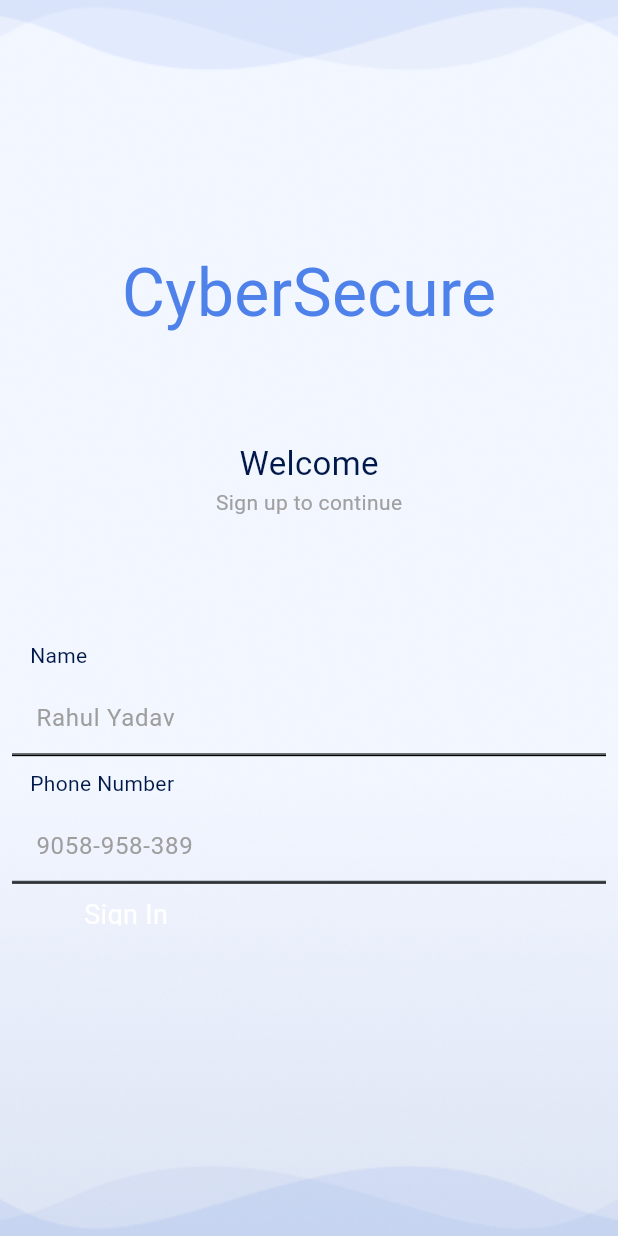
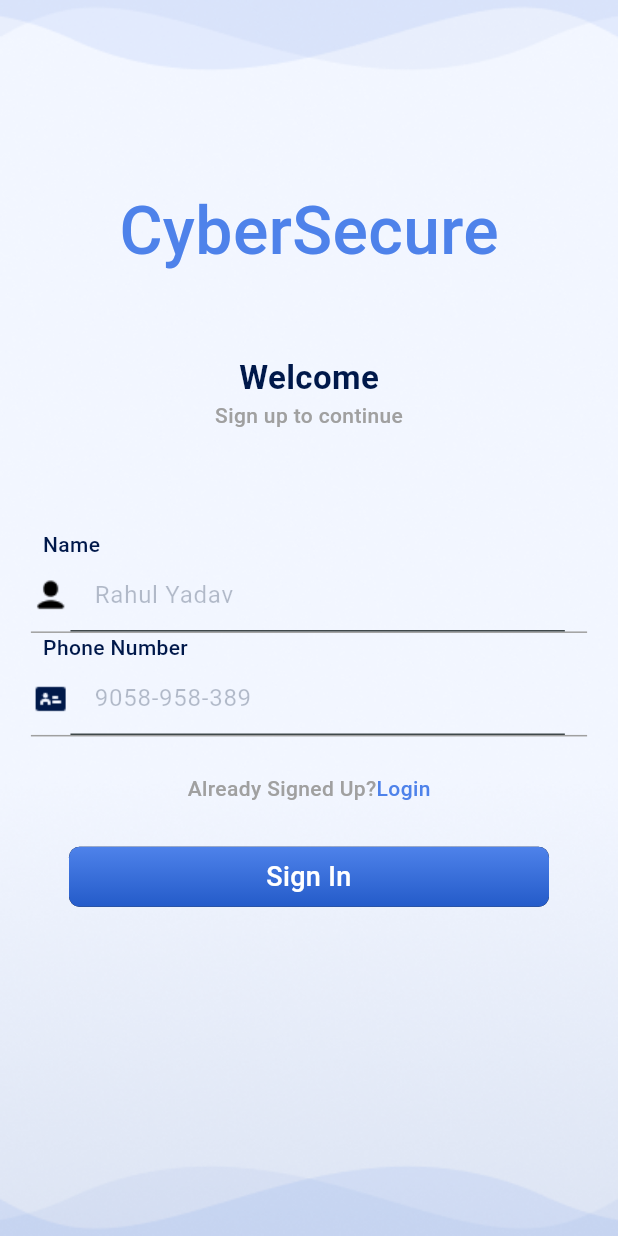
Before and after one commit to yadavrahul818980/RJPOLICE_HACK_1098_CyberSecure_9, a Flutter app: the Login screen opened directly, on a phone screen of 412 x 824 dp. Run offline on Flutter 3.47's test engine with Material 3 defaults, Android fonts, the phone set to English and light mode, and no system bars; our stand-ins replace pinput; Roboto replaces fonts that are missing (Poppins).

Commit message:
screen updated(login screen ui done,otp screen ui done)

```diff
--- a/lib/main.dart
+++ b/lib/main.dart
@@ -2,6 +2,7 @@ import 'package:flutter/material.dart';
 // import 'dart:html';
 import 'package:cyber_secure/screens/splash_screen.dart';
 import 'package:cyber_secure/screens/loginscreen.dart';
+import 'package:cyber_secure/screens/otpVerification.dart';
 
 void main() {
   runApp(const MyApp());
@@ -21,7 +22,7 @@ class MyApp extends StatelessWidget {
             seedColor: const Color.fromARGB(255, 255, 255, 255)),
         useMaterial3: true,
       ),
-      home: Login(),
+      home: otpVerification(),
       // home: const MyHomePage(title: 'Flutter Demo Home Page'),
     );
   }
--- a/lib/screens/loginscreen.dart
+++ b/lib/screens/loginscreen.dart
@@ -29,21 +29,6 @@ class _LoginState extends State<Login> {
             ))
       ],
     );
-    // return Stack(
-    //     children:[
-    //       BackgroundImage(),
-    //       Scaffold(
-    //         backgroundColor: Colors.transparent,
-    //         body: ListView(
-    // //   children: [buildheading(context)],
-    // // )
-    //       ),
-
-    // )]
-    // //     body: ListView(
-    // //   children: [buildheading(context)],
-    // // )
-    // );
   }
 
   Widget buildheading(BuildContext context) {
@@ -52,7 +37,7 @@ class _LoginState extends State<Login> {
     return Column(
       crossAxisAlignment: CrossAxisAlignment.center,
       children: [
-        SizedBox(height: screenHeight * 0.2),
+        SizedBox(height: screenHeight * 0.15),
         const CustomText(
           text: "CyberSecure",
           color: const Color(0xFF4E82EA),
@@ -60,8 +45,8 @@ class _LoginState extends State<Login> {
           fontStyle: null,
           fontfamily: '',
         ),
-        SizedBox(height: screenHeight * 0.08),
-        const CustomText(
+        SizedBox(height: screenHeight * 0.06),
+        const CustomText1(
           text: "Welcome",
           color: Color(0xFF00184A),
           fontSize: 22,
@@ -76,23 +61,44 @@ class _LoginState extends State<Login> {
           fontfamily: 'Poppins',
         ),
         SizedBox(
-          height: screenHeight * 0.1,
+          height: screenHeight * 0.08,
         ),
         buildtextfiled(
-          // 'assets/User.png',
+          'assets/User.png',
           "Name",
           context,
           "Rahul Yadav",
           false,
         ),
         buildtextfiled(
-          // 'assets/phoneNumber.png',
+          'assets/mingcute_idcard-fill.png',
           "Phone Number",
           context,
           "9058-958-389",
           false,
         ),
-        button("Sign In", 20.0, 300.0, context, Login())
+        Padding(
+          padding: EdgeInsets.only(
+              top: screenHeight * 0.03, bottom: screenHeight * 0.035),
+          child: Container(
+            child: Row(
+                crossAxisAlignment: CrossAxisAlignment.center,
+                mainAxisAlignment: MainAxisAlignment.center,
+                children: [
+                  CustomText(
+                      text: 'Already Signed Up?',
+                      fontStyle: null,
+                      fontSize: 14,
+                      color: Color(0xFFA0A0A0)),
+                  CustomText(
+                      text: 'Login',
+                      fontStyle: null,
+                      fontSize: 14,
+                      color: const Color(0xFF4E82EA))
+                ]),
+          ),
+        ),
+        button("Sign In", 40.0, 320.0, context, Login())
       ],
     );
   }
--- a/lib/screens/utilities.dart
+++ b/lib/screens/utilities.dart
@@ -1,15 +1,62 @@
+// import 'dart:ui';
+
 import 'package:flutter/material.dart';
+
 // import 'package:shared_preferences/shared_preferences.dart';
 
 Widget button(text, height, width, context, page) {
+  // final screenHeight = MediaQuery.of(context).size.height;
+  // final screenWidth = MediaQuery.of(context).size.width;
+
   return GestureDetector(
     onTap: () {
       Navigator.push(context, MaterialPageRoute(builder: (context) => page));
     },
-    child: SizedBox(
+    child: Container(
+        decoration: BoxDecoration(
+          gradient: LinearGradient(
+            begin: Alignment(0.00, -1.00),
+            end: Alignment(0, 1),
+            colors: [Color(0xFF4E82EA), Color(0xFF245BC9)],
+          ),
+          // border: Border.all(width: 0),
+          borderRadius: BorderRadius.all(Radius.circular(7)),
+
+          boxShadow: [
+            // LinearGradient(colors: colors)
+            BoxShadow(
+                //  LinearGradient({this.begin=Alignment.centerLeft,
+                // })
+                // const LinearGradient(colors: colors) ,
+                // color: Color.fromARGB(226, 63, 146, 224).withOpacity(0.2),
+
+                // spreadRadius: 2,
+                // blurRadius: 5,
+                // offset: const Offset(0, 3),
+                ),
+          ],
+        ),
         height: height,
         width: width,
-      child:CustomText(text: text, fontSize: 18,fontStyle:null, color:Colors.white)
+        // child: CustomText(
+
+        //     text: text, fontSize: 18, fontStyle: null, color: Colors.white),
+
+        child: Padding(
+          padding: const EdgeInsets.all(7.0),
+          child: Text(
+            text,
+            textAlign: TextAlign.center,
+            style: TextStyle(
+              color: Colors.white,
+              fontSize: 18,
+              fontFamily: 'Poppins',
+              fontWeight: FontWeight.w500,
+              // height: 0,
+            ),
+          ),
+        )
+
         // child: Image.asset(
         //   image,
         //   scale: 0.9,
@@ -22,6 +69,7 @@ Widget button(text, height, width, context, page) {
 
 class CustomText extends StatelessWidget {
   final String text;
+  // final String Bold;
   final Color? color;
   final FontStyle? fontStyle;
   final double? fontSize;
@@ -31,6 +79,45 @@ class CustomText extends StatelessWidget {
   const CustomText({
     super.key,
     required this.text,
+    // this.Bold,
+    required this.fontStyle,
+    required this.color,
+    this.fontSize,
+    this.textAlign,
+    this.fontfamily,
+  });
+
+  @override
+  Widget build(BuildContext context) {
+    // final screenHeight = MediaQuery.of(context).size.height;
+    // final screenWidth = MediaQuery.of(context).size.width;
+    return Text(
+      text,
+      style: TextStyle(
+        // fontFamily: ,
+        fontWeight: FontWeight.w500,
+        fontFamily: fontfamily,
+        color: color ?? Colors.white,
+        fontSize: fontSize ?? 10,
+        fontStyle: fontStyle ?? FontStyle.normal,
+      ),
+    );
+  }
+}
+
+class CustomText1 extends StatelessWidget {
+  final String text;
+  // final String Bold;
+  final Color? color;
+  final FontStyle? fontStyle;
+  final double? fontSize;
+  final TextAlign? textAlign;
+  final String? fontfamily;
+
+  const CustomText1({
+    super.key,
+    required this.text,
+    // this.Bold,
     required this.fontStyle,
     required this.color,
     this.fontSize,
@@ -44,6 +131,7 @@ class CustomText extends StatelessWidget {
       text,
       style: TextStyle(
         // fontFamily: ,
+        fontWeight: FontWeight.w600,
         fontFamily: fontfamily,
         color: color ?? Colors.white,
         fontSize: fontSize ?? 10,
@@ -97,14 +185,16 @@ class CustomText extends StatelessWidget {
 //     );
 //   }
 
-Widget buildtextfiled(
-    String text, BuildContext context, String hinttext, bool obscure) {
+Widget buildtextfiled(String image, String text, BuildContext context,
+    String hinttext, bool obscure) {
+  final screenHeight = MediaQuery.of(context).size.height;
+  final screenWidth = MediaQuery.of(context).size.width;
   return Column(
     crossAxisAlignment: CrossAxisAlignment.start,
     children: [
       // SizedBox(width: 900),
       Padding(
-        padding: const EdgeInsets.only(left: 20.0),
+        padding: const EdgeInsets.only(left: 8.0),
         child: CustomText(
           text: text,
           color: const Color(0xFF00184A),
@@ -114,7 +204,11 @@ Widget buildtextfiled(
         ),
       ),
       Container(
-        decoration: BoxDecoration(border: Border(bottom: BorderSide(width: 1))
+          decoration: BoxDecoration(
+              // color: Color(0xFFA0A0A0),
+              border: Border(
+            bottom: BorderSide(width: 1, color: Color(0xFFA0A0A0)),
+          )
 
               // boxShadow: [
               //   BoxShadow(
@@ -125,7 +219,16 @@ Widget buildtextfiled(
               //       ),
               // ],
               ),
-        margin: const EdgeInsets.all(8.0),
+          // margin: const EdgeInsets.all(8.0),
+          child: SizedBox(
+            width: screenWidth * 0.9,
+            child: Row(children: [
+              Image.asset(
+                image,
+                height: screenHeight * 0.032,
+              ),
+              SizedBox(
+                width: screenWidth * 0.8,
                 child: TextFormField(
                   // controller: controller,
                   obscureText: obscure,
@@ -137,22 +240,25 @@ Widget buildtextfiled(
                     return null;
                   },
                   decoration: InputDecoration(
-            fillColor: Color.fromARGB(0, 178, 199, 236),
+                    fillColor: Color.fromARGB(0, 45, 76, 130),
                     filled: true,
                     hintText: hinttext,
-            hintStyle: const TextStyle(color: Colors.grey),
+                    hintStyle: const TextStyle(color: Color(0x4C172A48)),
+                    // border:
                     // focusedBorder: OutlineInputBorder(
                     //   borderRadius: BorderRadius.circular(10),
-            //   borderSide: BorderSide.none,
+                    //   borderSide: BorderSide(color: Color(0xFFA0A0A0)),
                     // ),
                     // enabledBorder: OutlineInputBorder(
-            //   borderRadius: BorderRadius.circular(10),
+                    //   borderRadius: BorderRadius.circular(2),
                     //   borderSide: BorderSide.none,
                     // ),
                     // suffixStyle: const TextStyle(color: Colors.indigo),
                   ),
                 ),
               ),
+            ]),
+          ))
     ],
   );
 }
--- a/pubspec.yaml
+++ b/pubspec.yaml
@@ -35,6 +35,7 @@ dependencies:
   # The following adds the Cupertino Icons font to your application.
   # Use with the CupertinoIcons class for iOS style icons.
   cupertino_icons: ^1.0.2
+  pinput: ^3.0.1
 
 dev_dependencies:
   flutter_test:
@@ -63,6 +64,8 @@ flutter:
     - assets/background.png
     - assets/phoneNumber.png
     - assets/User.png
+    - assets/mingcute_idcard-fill.png
+
   #   - images/a_dot_ham.jpeg
 
   # An image asset can refer to one or more resolution-specific "variants", see
```
Also changed, not shown: lib/screens/otpVerification.dart (added, +124 -0 lines), assets/mingcute_idcard-fill.png (added), pubspec.lock, 5 other files. Lines whose indentation alone changed are shown as unchanged.
